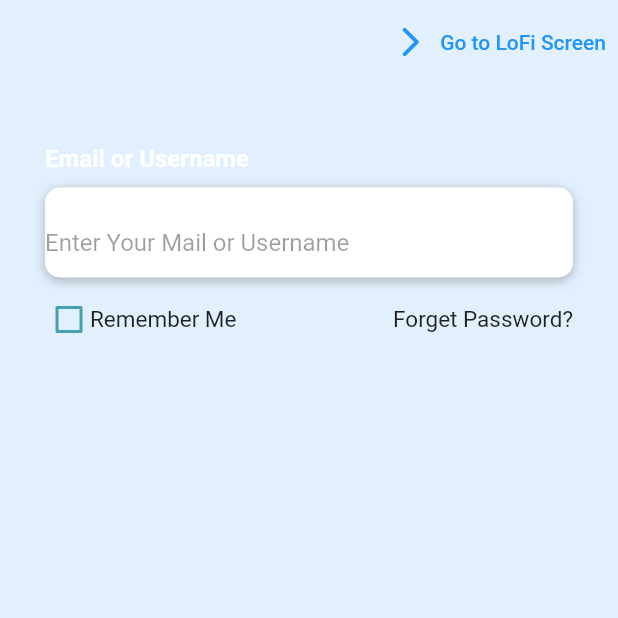
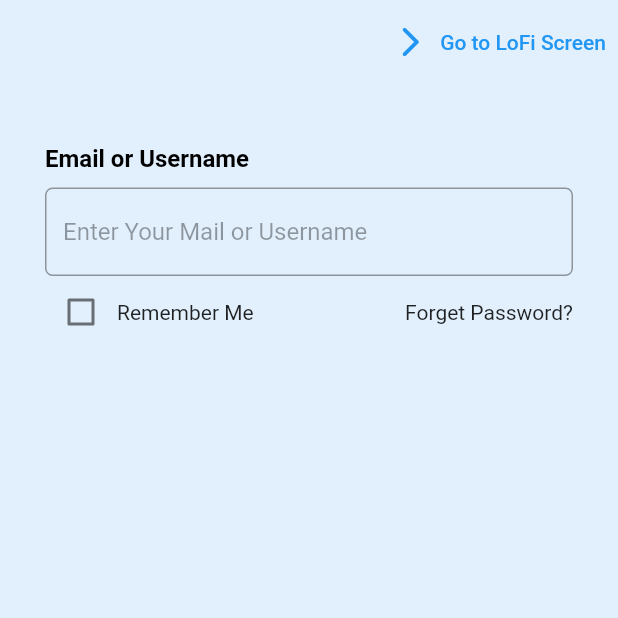
Before and after one commit to polymath2/sidehustle_capstone2_group3, a Flutter app: the LofiScreen screen opened by its route, after a tap on "Go to HiFi Screen", on a phone screen of 412 x 824 dp, the top half of it. Run offline on Flutter 3.47's test engine with Material 2 defaults, Android fonts, the light colour scheme and no system bars.

Commit message:
Fixed Merged Codes

```diff
--- a/lib/main.dart
+++ b/lib/main.dart
@@ -6,7 +6,6 @@ import 'package:sidehustle_capstone2_group3/src/views/lofi_sign.dart';
 void main() {
   runApp(
     MaterialApp(
-      theme: ThemeData(unselectedWidgetColor: unselectedWidgetColor),
       initialRoute: HifiScreen.id,
       routes: {
         HifiScreen.id: (context) => const HifiScreen(),
--- a/lib/src/views/hifi_sign_in.dart
+++ b/lib/src/views/hifi_sign_in.dart
@@ -1,9 +1,6 @@
-// ignore_for_file: prefer_const_constructors, prefer_const_literals_to_create_immutables
-
 import 'package:flutter/material.dart';
 import 'package:sidehustle_capstone2_group3/src/constants/constants.dart';
 import 'package:sidehustle_capstone2_group3/src/views/lofi_sign.dart';
-import 'package:sidehustle_capstone2_group3/src/views/remember_me_forget_password.dart';
 
 class HifiScreen extends StatelessWidget {
   static const id = 'HifiView';
@@ -30,39 +27,47 @@ class HifiScreen extends StatelessWidget {
         child: Column(
           crossAxisAlignment: CrossAxisAlignment.stretch,
           children: <Widget>[
-              Text(
+            // Email input
+            const Text(
               'Email or Username',
               style: TextStyle(
-                    color: Colors.white,
+                  color: Colors.black,
                   fontSize: 16,
                   fontWeight: FontWeight.bold),
             ),
-              SizedBox(height: 10),
-              Container(
-                alignment: Alignment.centerLeft,
-                decoration: BoxDecoration(
-                    color: Colors.white,
-                    borderRadius: BorderRadius.circular(10),
-                    boxShadow: [
-                      BoxShadow(
-                          color: Colors.black26,
-                          blurRadius: 6,
-                          offset: Offset(0, 2))
-                    ]),
-                height: 60,
-                child: TextField(
+            const SizedBox(height: 10),
+            TextField(
               keyboardType: TextInputType.emailAddress,
-                    style: TextStyle(color: Colors.black87),
+              style: const TextStyle(color: Colors.black87),
               decoration: InputDecoration(
                 hintText: 'Enter Your Mail or Username',
-                      hintStyle: TextStyle(color: Colors.black38),
-                      contentPadding: EdgeInsets.only(top: 14),
-                      border: InputBorder.none,
-                    )),
+                hintStyle: const TextStyle(color: Colors.black38),
+                border: OutlineInputBorder(
+                  borderRadius: BorderRadius.circular(5),
                 ),
-              RememberMeForgetPassword()
+              ),
+            ),
+            //Remeber me/ forgot password
+            Row(
+              mainAxisAlignment: MainAxisAlignment.spaceBetween,
+              children: [
+                Row(
+                  children: [
+                    Checkbox(
+                      value: false,
+                      onChanged: (value) {},
+                    ),
+                    const Text(
+                      'Remember Me',
+                    ),
                   ],
-          )),
+                ),
+                const Text('Forget Password?'),
+              ],
+            ),
+          ],
+        ),
+      ),
     );
   }
 }
--- a/lib/src/views/lofi_sign.dart
+++ b/lib/src/views/lofi_sign.dart
@@ -5,8 +5,6 @@ import 'package:sidehustle_capstone2_group3/src/views/hifi_sign_in.dart';
 class LofiScreen extends StatelessWidget {
   static const id = 'LofiView';
   const LofiScreen({Key? key}) : super(key: key);
-
-  final bool isChecked = false;
 
   @override
   Widget build(BuildContext context) {
@@ -29,30 +27,22 @@ class LofiScreen extends StatelessWidget {
           crossAxisAlignment: CrossAxisAlignment.stretch,
           children: [
             // All OUR WIDGETS WILL GO IN HERE
-            const SizedBox(
-              width: 30,
-            ),
+
             Row(
+              mainAxisAlignment: MainAxisAlignment.spaceBetween,
               children: [
                 Row(
                   children: [
-                    const SizedBox(
-                      width: 10,
+                    Checkbox(
+                      activeColor: Colors.grey,
+                      fillColor: null,
+                      value: false,
+                      onChanged: (value) {},
                     ),
-                    Checkbox(
-                        value: isChecked,
-                        onChanged: (bool? newValue) {
-                          // setState(() {
-                          //   isChecked = newValue!;
-                          // });
-                        }),
                     const Text(
                       'Remember Me',
                     ),
                   ],
-                ),
-                const SizedBox(
-                  width: 150,
                 ),
                 const Text('Forget Password?'),
               ],
--- a/lib/src/views/remember_me_forget_password.dart
+++ /dev/null
@@ -1,40 +0,0 @@
-import 'package:flutter/material.dart';
-import 'package:sidehustle_capstone2_group3/src/constants/constants.dart';
-
-class RememberMeForgetPassword extends StatelessWidget {
-  const RememberMeForgetPassword({Key? key}) : super(key: key);
-
-// RememberMeForgetPassword
-  final bool value = false;
-
-  @override
-  Widget build(BuildContext context) {
-    return Row(
-      children: [
-        SizedBox(
-          width: 30,
-          child: CheckboxListTile(
-              controlAffinity: ListTileControlAffinity.leading,
-              value: value,
-              onChanged: (value) {
-                /*setState(() {
-              this.value = value!;
-            })*/
-              },
-              activeColor: kHifiScafoldColor
-              //const Color(0xFF46A0AE),
-              ),
-        ),
-        const Text(
-          'Remember Me',
-          style: TextStyle(fontSize: 15),
-        ),
-        const Spacer(),
-        const Text(
-          'Forget Password?',
-          style: TextStyle(fontSize: 15),
-        ),
-      ],
-    );
-  }
-}
```
Lines whose indentation alone changed are shown as unchanged.
